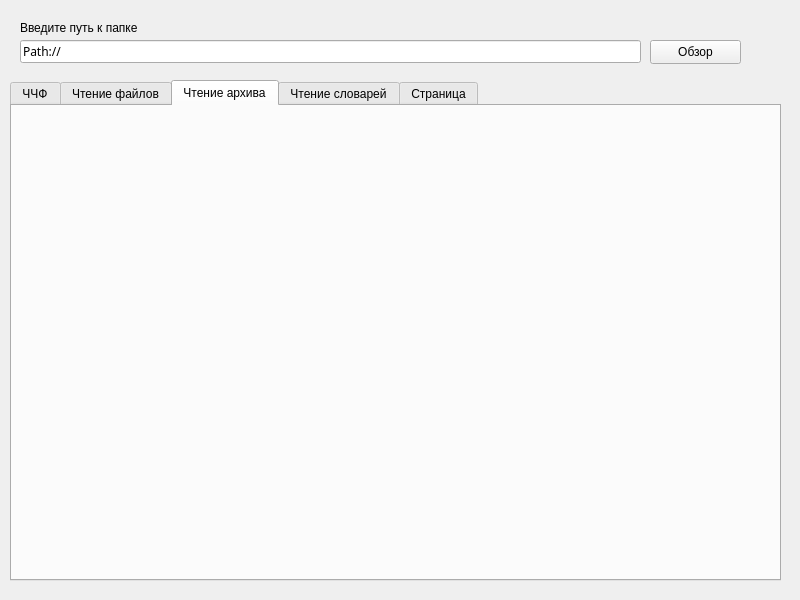
This is ПРОГРАММНАЯ_ИНЖЕНЕРИЯ/ПРАКТИКА/ФайловаяСистема_И_ПопулярныеФорматы_Zip_And_Json/Интерфейсы/ГрафическийИнтерфейсМэйн.ui in VSDragon1239/PYTHON311 as Qt 5 draws it before an edit. The edited form follows.
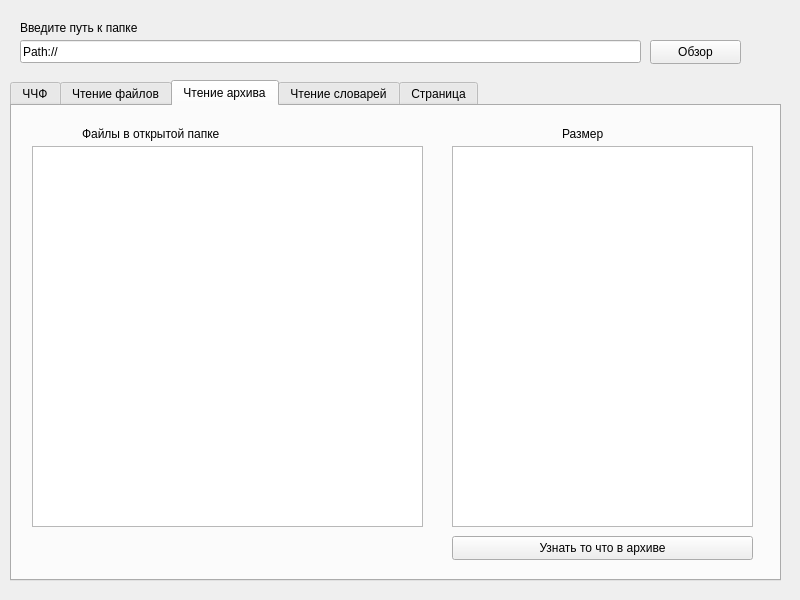
This is the edited form. The open tabs and pages were chosen to show the change.

The edit to the form file:
```diff
--- a/ПРОГРАММНАЯ_ИНЖЕНЕРИЯ/ПРАКТИКА/ФайловаяСистема_И_ПопулярныеФорматы_Zip_And_Json/Интерфейсы/ГрафическийИнтерфейсМэйн.ui
+++ b/ПРОГРАММНАЯ_ИНЖЕНЕРИЯ/ПРАКТИКА/ФайловаяСистема_И_ПопулярныеФорматы_Zip_And_Json/Интерфейсы/ГрафическийИнтерфейсМэйн.ui
@@ -169,6 +169,65 @@
     <attribute name="title">
      <string>Чтение архива</string>
     </attribute>
+    <widget class="QTreeView" name="treeView_2">
+     <property name="geometry">
+      <rect>
+       <x>20</x>
+       <y>40</y>
+       <width>391</width>
+       <height>381</height>
+      </rect>
+     </property>
+    </widget>
+    <widget class="QLabel" name="label_6">
+     <property name="geometry">
+      <rect>
+       <x>70</x>
+       <y>20</y>
+       <width>201</width>
+       <height>16</height>
+      </rect>
+     </property>
+     <property name="text">
+      <string>Файлы в открытой папке</string>
+     </property>
+    </widget>
+    <widget class="QPushButton" name="pushButton_4">
+     <property name="geometry">
+      <rect>
+       <x>440</x>
+       <y>430</y>
+       <width>301</width>
+       <height>24</height>
+      </rect>
+     </property>
+     <property name="text">
+      <string>Узнать то что в архиве</string>
+     </property>
+    </widget>
+    <widget class="QPlainTextEdit" name="plainTextEdit_4">
+     <property name="geometry">
+      <rect>
+       <x>440</x>
+       <y>40</y>
+       <width>301</width>
+       <height>381</height>
+      </rect>
+     </property>
+    </widget>
+    <widget class="QLabel" name="label_7">
+     <property name="geometry">
+      <rect>
+       <x>550</x>
+       <y>20</y>
+       <width>70</width>
+       <height>16</height>
+      </rect>
+     </property>
+     <property name="text">
+      <string>Размер</string>
+     </property>
+    </widget>
    </widget>
    <widget class="QWidget" name="tab_4">
     <attribute name="title">
@@ -214,7 +273,6 @@
     </property>
     <property name="font">
      <font>
-      <family>Bahnschrift</family>
       <pointsize>9</pointsize>
      </font>
     </property>
```
Left out of the diff: 2 changed lines with no effect on the pictures.
